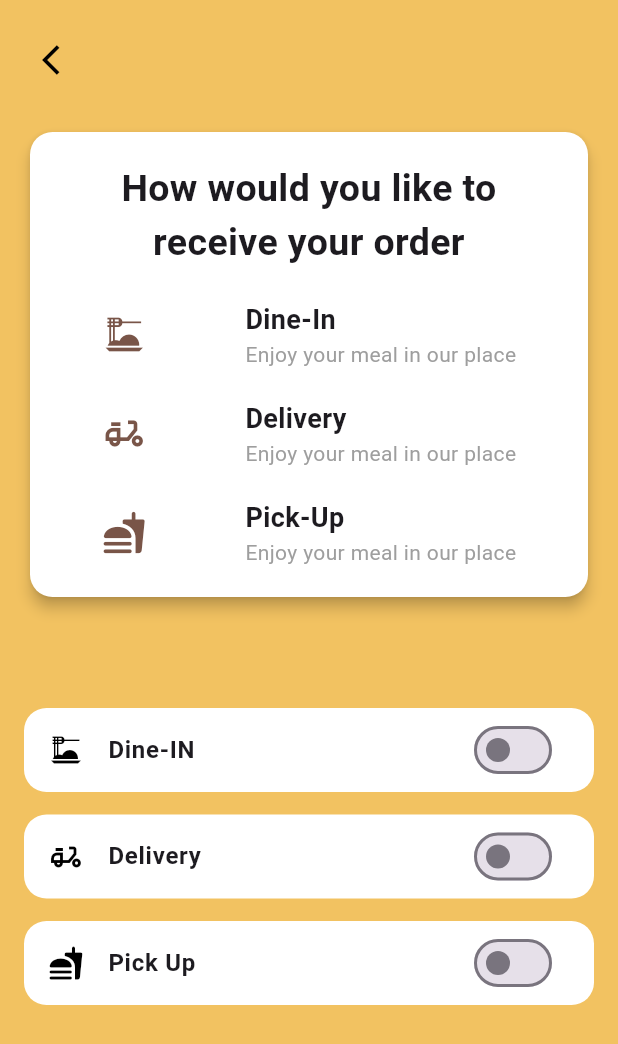
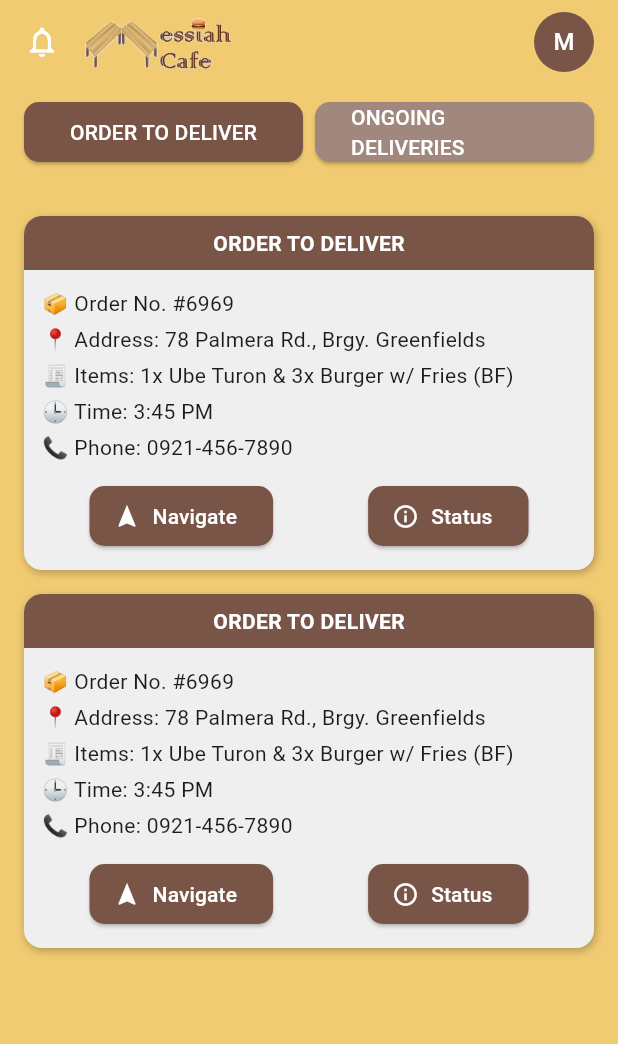
Before and after one commit to pards8/Capstone-App, a Flutter app: the screen it shows after launch, on a phone screen of 412 x 824 dp. Shown: the top 1044 px of the screen. Run offline on Flutter 3.47's test engine with Material 3 defaults, Android fonts, the phone set to English and light mode, and no system bars.

Commit message:
week3 day 1,2,3,4,5

```diff
--- a/lib/main.dart
+++ b/lib/main.dart
@@ -2,6 +2,7 @@ import 'package:capstone_proj/category_page.dart';
 import 'package:capstone_proj/pages/ModeOfOrder.dart';
 import 'package:capstone_proj/pages/cart_page.dart';
 import 'package:capstone_proj/pages/checkout.dart';
+import 'package:capstone_proj/pages/order_to_deliver_page.dart';
 import 'package:capstone_proj/pages/myorders.dart';
 import 'package:flutter/material.dart';
 import 'pages/REGISTER.dart';
@@ -19,7 +20,7 @@ class MyApp extends StatelessWidget {
   Widget build(BuildContext context) {
     return MaterialApp(
       debugShowCheckedModeBanner: false,
-      home: const ModeOfOrderScreen(),
+      home: const OrderToDeliverPage(),
     );
   }
 }
--- /dev/null
+++ b/lib/pages/order_to_deliver_page.dart
@@ -0,0 +1,172 @@
+// order_to_deliver_page.dart
+import 'package:flutter/material.dart';
+import 'ongoing_deliveries_page.dart';
+
+class OrderToDeliverPage extends StatelessWidget {
+  const OrderToDeliverPage({super.key});
+
+  @override
+  Widget build(BuildContext context) {
+    return Scaffold(
+      backgroundColor: const Color(0xFFF1CB71),
+      appBar: AppBar(
+        backgroundColor: const Color(0xFFF1CB71),
+        elevation: 0,
+        automaticallyImplyLeading: false,
+        title: Row(
+          children: [
+            const Icon(Icons.notifications_none, color: Colors.white),
+            const SizedBox(width: 10),
+            Image.asset('asset/logo.png', height: 40),
+            const Spacer(),
+            const CircleAvatar(
+              backgroundColor: Colors.brown,
+              child: Text("M", style: TextStyle(color: Colors.white)),
+            ),
+          ],
+        ),
+      ),
+      body: Column(
+        children: [
+          Padding(
+            padding: const EdgeInsets.symmetric(horizontal: 16, vertical: 8),
+            child: Row(
+              children: [
+                Expanded(
+                  child: ElevatedButton(
+                    onPressed: () {},
+                    style: ElevatedButton.styleFrom(
+                      backgroundColor: Colors.brown,
+                      shape: RoundedRectangleBorder(
+                        borderRadius: BorderRadius.circular(10),
+                      ),
+                    ),
+                    child: const Text("ORDER TO DELIVER", style: TextStyle(color: Colors.white)),
+                  ),
+                ),
+                const SizedBox(width: 8),
+                Expanded(
+                  child: ElevatedButton(
+                    onPressed: () {
+                      Navigator.pushReplacement(
+                        context,
+                        MaterialPageRoute(
+                          builder: (context) => const OngoingDeliveriesPage(),
+                        ),
+                      );
+                    },
+                    style: ElevatedButton.styleFrom(
+                      backgroundColor: Colors.brown.shade300,
+                      shape: RoundedRectangleBorder(
+                        borderRadius: BorderRadius.circular(10),
+                      ),
+                    ),
+                    child: const Text("ONGOING DELIVERIES", style: TextStyle(color: Colors.white)),
+                  ),
+                ),
+              ],
+            ),
+          ),
+          const SizedBox(height: 8),
+          Expanded(
+            child: ListView.builder(
+              padding: const EdgeInsets.all(16),
+              itemCount: 2,
+              itemBuilder: (context, index) {
+                return const DeliveryCard();
+              },
+            ),
+          ),
+        ],
+      ),
+    );
+  }
+}
+
+class DeliveryCard extends StatelessWidget {
+  const DeliveryCard({super.key});
+
+  @override
+  Widget build(BuildContext context) {
+    return Container(
+      margin: const EdgeInsets.only(bottom: 16),
+      decoration: BoxDecoration(
+        color: const Color(0xFFF0EFEF),
+        borderRadius: BorderRadius.circular(12),
+        boxShadow: const [
+          BoxShadow(
+            color: Colors.black26,
+            blurRadius: 4,
+            offset: Offset(1, 2),
+          )
+        ],
+      ),
+      child: Column(
+        children: [
+          Container(
+            width: double.infinity,
+            padding: const EdgeInsets.symmetric(vertical: 8),
+            decoration: const BoxDecoration(
+              color: Colors.brown,
+              borderRadius: BorderRadius.only(
+                topLeft: Radius.circular(12),
+                topRight: Radius.circular(12),
+              ),
+            ),
+            child: const Center(
+              child: Text(
+                "ORDER TO DELIVER",
+                style: TextStyle(color: Colors.white, fontWeight: FontWeight.bold),
+              ),
+            ),
+          ),
+          Padding(
+            padding: const EdgeInsets.all(12),
+            child: Column(
+              crossAxisAlignment: CrossAxisAlignment.start,
+              children: [
+                const Text("📦 Order No. #6969"),
+                const SizedBox(height: 4),
+                const Text("📍 Address: 78 Palmera Rd., Brgy. Greenfields"),
+                const SizedBox(height: 4),
+                const Text("🧾 Items: 1x Ube Turon & 3x Burger w/ Fries (BF)"),
+                const SizedBox(height: 4),
+                const Text("🕒 Time: 3:45 PM"),
+                const SizedBox(height: 4),
+                const Text("📞 Phone: 0921-456-7890"),
+                const SizedBox(height: 12),
+                Row(
+                  mainAxisAlignment: MainAxisAlignment.spaceAround,
+                  children: [
+                    ElevatedButton.icon(
+                      onPressed: () {},
+                      icon: const Icon(Icons.navigation, color: Colors.white),
+                      label: const Text("Navigate", style: TextStyle(color: Colors.white)),
+                      style: ElevatedButton.styleFrom(
+                        backgroundColor: Colors.brown,
+                        shape: RoundedRectangleBorder(
+                          borderRadius: BorderRadius.circular(10),
+                        ),
+                      ),
+                    ),
+                    ElevatedButton.icon(
+                      onPressed: () {},
+                      icon: const Icon(Icons.info_outline, color: Colors.white),
+                      label: const Text("Status", style: TextStyle(color: Colors.white)),
+                      style: ElevatedButton.styleFrom(
+                        backgroundColor: Colors.brown,
+                        shape: RoundedRectangleBorder(
+                          borderRadius: BorderRadius.circular(10),
+                        ),
+                      ),
+                    ),
+                  ],
+                )
+              ],
+            ),
+          )
+        ],
+      ),
+    );
+  }
+}
```
Also changed, not shown: lib/pages/ongoing_deliveries_page.dart (added, +164 -0 lines).
